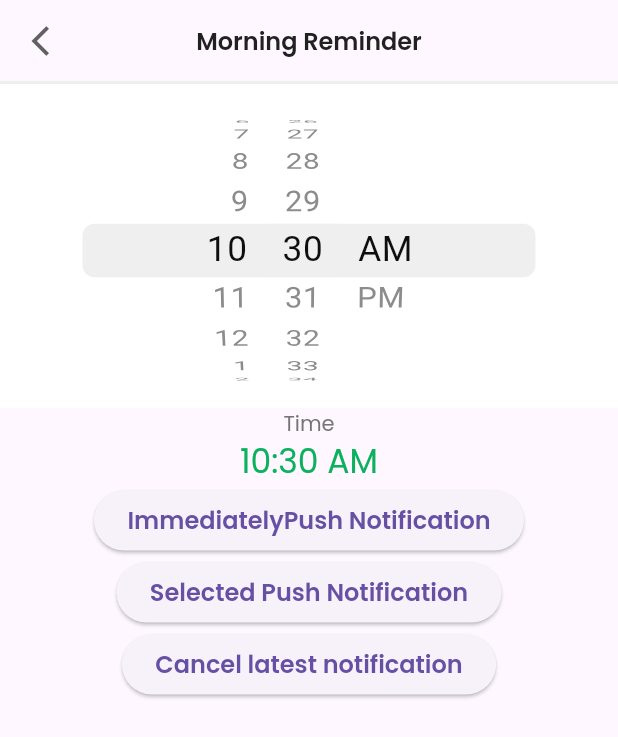
After one commit to kwakdeung/lymphowear_remote_app, a Flutter app: the Reminder screen opened directly, after a tap on "Selected Push Notification", on a phone screen of 412 x 824 dp. The commit adds this screen. Shown: the top 737 px of the screen. Run offline on Flutter 3.47's test engine with Material 2 defaults, Android fonts, the phone set to English and light mode, and no system bars; our stand-ins replace flutter_local_notifications, flutter_native_timezone, flutter_svg, lottie, rxdart, timezone.

Commit message:
reminder.dart로 코드 정리
* 파일 삭제
morning_reminder.dart,
afternoon_reminder.dart,
evening_reminder.dart,
night_reminder.dart

*reminder.dart 추가
9, 11, 32 34 라인 title 생성자 선언
22, 50 라인 title 생성자 호출

*alarm_page.dart
4, 5, 6 라인 morning_reminder.dart,
afternoon_reminder.dart,
evening_reminder.dart,
night_reminder.dart import 제거
166 라인 title 외부 파라미터 'Morning Reminder' 로 수정
206 라인 title 외부 파라미터 'Afternoon Reminder' 로 수정
246 라인 title 외부 파라미터 'Evening Reminder' 로 수정
289 라인 title 외부 파라미터 'Night Reminder' 로 수정

```diff
--- /dev/null
+++ b/lib/pages/reminder/reminder.dart
@@ -0,0 +1,213 @@
+import 'package:flutter/cupertino.dart';
+import 'package:flutter/material.dart';
+import 'package:flutter_local_notifications/flutter_local_notifications.dart';
+import 'package:lymphowear_remote_app/main.dart';
+
+import 'package:timezone/timezone.dart' as tz;
+
+class Reminder extends StatefulWidget {
+  const Reminder({super.key, required this.title});
+
+  final String title;
+
+  @override
+  State<Reminder> createState() => _ReminderState();
+}
+
+class _ReminderState extends State<Reminder> {
+  @override
+  Widget build(BuildContext context) {
+    return Scaffold(
+      appBar: ReminderAppbar(
+        title: widget.title,
+      ),
+      body: const ReminderBody(),
+    );
+  }
+}
+
+class ReminderAppbar extends StatelessWidget implements PreferredSizeWidget {
+  const ReminderAppbar({
+    super.key,
+    required this.title,
+  });
+  final String title;
+  @override
+  Size get preferredSize => const Size.fromHeight(56);
+
+  IconButton appbarIconButton(BuildContext context) {
+    return IconButton(
+      icon: const Icon(Icons.arrow_back_ios),
+      color: const Color(0xff616161),
+      onPressed: () {
+        Navigator.pop(context);
+      },
+    );
+  }
+
+  Text morningTitle(context) {
+    return Text(
+      title,
+      style: Theme.of(context).textTheme.headline6,
+    );
+  }
+
+  @override
+  Widget build(BuildContext context) {
+    return AppBar(
+      surfaceTintColor: Colors.white,
+      leading: Container(
+        margin: const EdgeInsets.only(left: 10),
+        child: appbarIconButton(context),
+      ),
+      title: morningTitle(context),
+      bottom: PreferredSize(
+        preferredSize: preferredSize,
+        child: Container(
+          color: const Color(0xffEEEEEE),
+          height: 2.0,
+        ),
+      ),
+      centerTitle: true,
+    );
+  }
+}
+
+class ReminderBody extends StatefulWidget {
+  const ReminderBody({super.key});
+
+  @override
+  State<ReminderBody> createState() => _ReminderBodyState();
+}
+
+class _ReminderBodyState extends State<ReminderBody> {
+  DateTime time = DateTime.now();
+
+  get hrs => (time.hour);
+  get min => (time.minute);
+
+  morningAlarmTime() {
+    var setHrs = (hrs % 12).toString().padLeft(2, '0');
+    var setMin = min.toString().padLeft(2, '0');
+    var mrd = hrs >= 12 ? 'PM' : 'AM';
+
+    return '$setHrs:$setMin $mrd';
+    // return '${time.hour % 12 < 10 ? '0${time.hour % 12}' : time.hour % 12}:${time.minute < 10 ? '0${time.minute}' : time.minute} ${time.hour >= 12 ? 'PM' : 'AM'}';
+  }
+
+  Container morningDatePicker() {
+    return Container(
+      height: 216,
+      padding: const EdgeInsets.only(top: 6.0),
+      margin: EdgeInsets.only(
+        bottom: MediaQuery.of(context).viewInsets.bottom,
+      ),
+      color: Colors.white,
+      child: SafeArea(
+        top: false,
+        child: CupertinoDatePicker(
+          initialDateTime: time,
+          mode: CupertinoDatePickerMode.time,
+          use24hFormat: false,
+          onDateTimeChanged: (DateTime newTime) {
+            setState(() => time = newTime);
+          },
+        ),
+      ),
+    );
+  }
+
+  Future<void> _showNotification() async {
+    const AndroidNotificationDetails androidNotificationDetails =
+        AndroidNotificationDetails(
+      'your channel id',
+      'your channel name',
+      channelDescription: 'your channel description',
+      importance: Importance.max,
+      priority: Priority.high,
+      ticker: 'ticker',
+    );
+    const NotificationDetails notificationDetails =
+        NotificationDetails(android: androidNotificationDetails);
+    await flutterLocalNotificationsPlugin.show(
+      id++,
+      morningAlarmTime(),
+      'Morning Alarm',
+      notificationDetails,
+    );
+  }
+
+  Future<void> _scheduleDailyTenAMNotification() async {
+    await flutterLocalNotificationsPlugin.zonedSchedule(
+      0,
+      morningAlarmTime(),
+      'Morning Alarm',
+      _selectNotification(),
+      const NotificationDetails(
+        android: AndroidNotificationDetails(
+            'daily notification channel id', 'daily notification channel name',
+            channelDescription: 'daily notification description'),
+      ),
+      androidAllowWhileIdle: true,
+      uiLocalNotificationDateInterpretation:
+          UILocalNotificationDateInterpretation.absoluteTime,
+      matchDateTimeComponents: DateTimeComponents.time,
+    );
+  }
+
+  Future<void> _cancelNotification() async {
+    await flutterLocalNotificationsPlugin.cancel(--id);
+  }
+
+  tz.TZDateTime _selectNotification() {
+    final tz.TZDateTime now = tz.TZDateTime.now(tz.local);
+    tz.TZDateTime scheduledDate =
+        tz.TZDateTime(tz.local, now.year, now.month, now.day, hrs, min);
+    if (scheduledDate.isBefore(now)) {
+      scheduledDate = scheduledDate.add(
+        const Duration(days: 1),
+      );
+    }
+    return scheduledDate;
+  }
+
+  @override
+  Widget build(BuildContext context) {
+    return Center(
+      child: Column(
+        mainAxisAlignment: MainAxisAlignment.start,
+        children: <Widget>[
+          morningDatePicker(),
+          const Text('Time'),
+          Text(
+            morningAlarmTime(),
+            style: const TextStyle(
+              fontSize: 22.0,
+              color: Color(0xff0BB15D),
+            ),
+          ),
+          ElevatedButton(
+            child: const Text('ImmediatelyPush Notification'),
+            onPressed: () async {
+              await _showNotification();
+            },
+          ),
+          ElevatedButton(
+            child: const Text(
+              'Selected Push Notification',
+            ),
+            onPressed: () async {
+              await _scheduleDailyTenAMNotification();
+            },
+          ),
+          ElevatedButton(
+            child: const Text('Cancel latest notification'),
+            onPressed: () async {
+              await _cancelNotification();
+            },
+          ),
+        ],
+      ),
+    );
+  }
+}
--- a/lib/pages/setting/alarm/alarm_page.dart
+++ b/lib/pages/setting/alarm/alarm_page.dart
@@ -1,9 +1,6 @@
 import 'package:flutter/material.dart';
 import 'package:lymphowear_remote_app/constants.dart';
-import 'package:lymphowear_remote_app/pages/reminder/afternoon_reminder.dart';
-import 'package:lymphowear_remote_app/pages/reminder/evening_reminder.dart';
-import 'package:lymphowear_remote_app/pages/reminder/morning_reminder.dart';
-import 'package:lymphowear_remote_app/pages/reminder/night_reminder.dart';
+import 'package:lymphowear_remote_app/pages/reminder/reminder.dart';
 
 class AlarmPage extends StatefulWidget {
   const AlarmPage({Key? key}) : super(key: key);
@@ -166,7 +163,7 @@ class _AlarmPageBodyState extends State<AlarmPageBody> {
         Navigator.push(
           context,
           MaterialPageRoute(
-            builder: ((context) => const MorningReminder()),
+            builder: ((context) => const Reminder(title: 'Morning Reminder')),
           ),
         );
       },
@@ -206,7 +203,7 @@ class _AlarmPageBodyState extends State<AlarmPageBody> {
         Navigator.push(
           context,
           MaterialPageRoute(
-            builder: ((context) => const AfternoonReminder()),
+            builder: ((context) => const Reminder(title: 'Afternoon Reminder')),
           ),
         );
       },
@@ -246,7 +243,7 @@ class _AlarmPageBodyState extends State<AlarmPageBody> {
         Navigator.push(
           context,
           MaterialPageRoute(
-            builder: ((context) => const EveningReminder()),
+            builder: ((context) => const Reminder(title: 'Evening Reminder')),
           ),
         );
       },
@@ -289,7 +286,7 @@ class _AlarmPageBodyState extends State<AlarmPageBody> {
         Navigator.push(
           context,
           MaterialPageRoute(
-            builder: ((context) => const NightReminder()),
+            builder: ((context) => const Reminder(title: 'Night Reminder')),
           ),
         );
       },
```
Also changed, not shown: lib/pages/reminder/afternoon_reminder.dart (deleted, +0 -125 lines), lib/pages/reminder/evening_reminder.dart (deleted, +0 -125 lines), lib/pages/reminder/morning_reminder.dart (deleted, +0 -126 lines), lib/pages/reminder/night_reminder.dart (deleted, +0 -125 lines).
